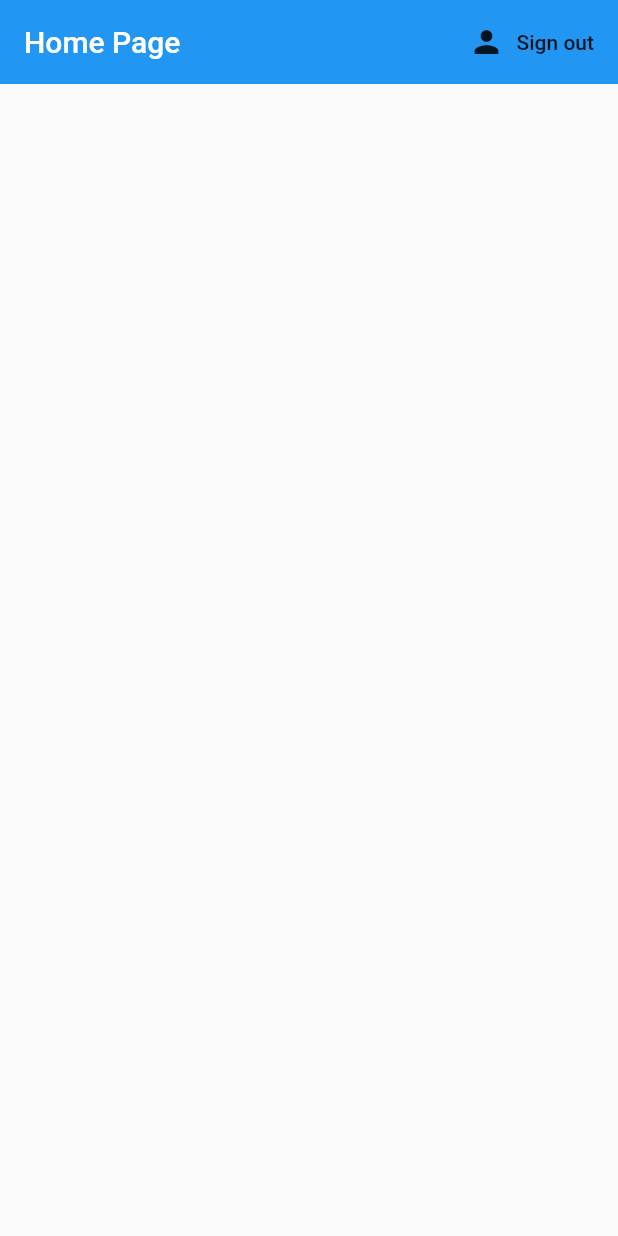
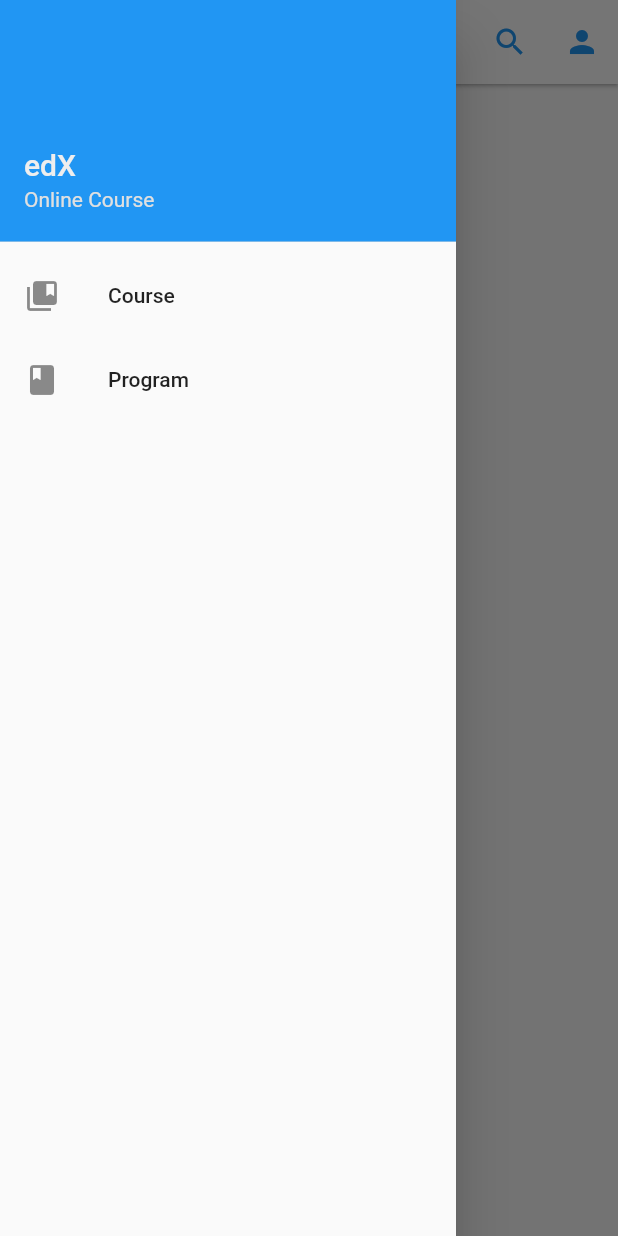
Before and after one commit to 3Console/edX, a Flutter app: the screen it shows once a user with an empty profile is signed in, with the side drawer open (before the commit the screen has no drawer), on a phone screen of 412 x 824 dp. Run offline on Flutter 3.47's test engine with Material 2 defaults, Android fonts, the phone set to English and light mode, and no system bars; our stand-ins replace firebase_auth, flutter_spinkit; accounts and stored records are empty.

Commit message:
create drawer and search bar

```diff
--- a/lib/pages/home/home.dart
+++ b/lib/pages/home/home.dart
@@ -1,26 +1,133 @@
 import 'package:flutter/material.dart';
 import 'package:flutterapp/services/auth.dart';
+import 'package:flutterapp/pages/shared/drawer.dart';
 
-class HomePage extends StatelessWidget {
+class HomePage extends StatefulWidget {
+  @override
+  _HomePageState createState() => _HomePageState();
+}
 
+class _HomePageState extends State<HomePage> {
   final AuthService _auth = AuthService();
+
+  Widget appBarTitle = Text(
+    'Discovery',
+    style: TextStyle(
+      color: Colors.blue,
+      fontWeight: FontWeight.bold,
+      fontSize: 20,
+    ),
+  );
+
+  Icon searchIcon = Icon(
+    Icons.search,
+    color: Colors.blue,
+  );
+
+  final globalKey = new GlobalKey<ScaffoldState>();
+  final TextEditingController _controller = new TextEditingController();
+  bool _isSearching;
+  String _searchText = "";
+
+  _HomePageState() {
+    _controller.addListener(() {
+      if (_controller.text.isEmpty) {
+        setState(() {
+          _isSearching = false;
+          _searchText = "";
+        });
+      } else {
+        setState(() {
+          _isSearching = true;
+          _searchText = _controller.text;
+        });
+      }
+    });
+  }
+
+  @override
+  void initState() {
+    super.initState();
+    _isSearching = false;
+  }
 
   @override
   Widget build(BuildContext context) {
     return Scaffold(
-      appBar: AppBar(
-        title: Text('Home Page'),
-        elevation: 0.0,
-        actions: <Widget>[
-          FlatButton.icon(
+      key: globalKey,
+      appBar: buildAppBar(context),
+      drawer: DrawerWidget(),
+    );
+  }
+
+  Widget buildAppBar(BuildContext context) {
+    return AppBar(
+      title: appBarTitle,
+      backgroundColor: Colors.white,
+      iconTheme: IconThemeData(color: Colors.blue),
+      elevation: 1.0,
+      actions: <Widget>[
+        IconButton(
+          icon: searchIcon,
+          onPressed: () {
+            setState(() {
+              if (this.searchIcon.icon == Icons.search) {
+                this.searchIcon = Icon(
+                  Icons.close,
+                  color: Colors.blue,
+                );
+                this.appBarTitle = TextField(
+                  controller: _controller,
+                  style: TextStyle(
+                    color: Colors.blue
+                  ),
+                  decoration: InputDecoration(
+                    border: InputBorder.none,
+                    focusedBorder: InputBorder.none,
+                    enabledBorder: InputBorder.none,
+                    prefixIcon: Icon(Icons.search, color: Colors.blue),
+                    hintText: 'Search...',
+                    hintStyle: TextStyle(color: Colors.blue),
+                    contentPadding: EdgeInsets.only(left: 0, bottom: 0, top: 15, right: 0),
+                  ),
+                );
+                _handleSearchStart();
+              }
+              else {
+                _handleSearchEnd();
+              }
+            });
+          },
+        ),
+        IconButton(
             icon: Icon(Icons.person),
-            label: Text('Sign out'),
+            color: Colors.blue,
             onPressed: () async {
               await _auth.signOut();
             },
           ),
-        ],
-      ),
+      ],
     );
   }
+
+  void _handleSearchStart() {
+    setState(() {
+      _isSearching = true;
+    });
+  }
+
+  void _handleSearchEnd() {
+    setState(() {
+      this.searchIcon = Icon(
+        Icons.search,
+        color: Colors.blue,
+      );
+      this.appBarTitle = Text(
+        "Discovery",
+        style: TextStyle(color: Colors.blue),
+      );
+      _isSearching = false;
+      _controller.clear();
+    });
+  }
 }
--- /dev/null
+++ b/lib/pages/shared/drawer.dart
@@ -0,0 +1,48 @@
+import 'package:flutter/material.dart';
+
+class DrawerWidget extends StatefulWidget {
+  @override
+  _DrawerWidgetState createState() => _DrawerWidgetState();
+}
+
+class _DrawerWidgetState extends State<DrawerWidget> {
+  @override
+  Widget build(BuildContext context) {
+    return Drawer(
+      child: ListView(
+        padding: EdgeInsets.zero,
+        children: <Widget>[
+          UserAccountsDrawerHeader(
+            accountName: Text(
+              'edX',
+              style: TextStyle(
+                fontSize: 20,
+                color: Colors.grey[200],
+              ),
+            ),
+            accountEmail: Text(
+              'Online Course',
+              style: TextStyle(
+                fontSize: 14,
+                color: Colors.grey[300],
+              ),
+            ),
+            decoration: BoxDecoration(
+              color: Colors.blue
+            ),
+          ),
+          ListTile(
+            leading: Icon(Icons.collections_bookmark),
+            title: Text('Course'),
+            onTap: () {},
+          ),
+          ListTile(
+            leading: Icon(Icons.book),
+            title: Text('Program'),
+            onTap: () {},
+          ),
+        ],
+      ),
+    );
+  }
+}
```
